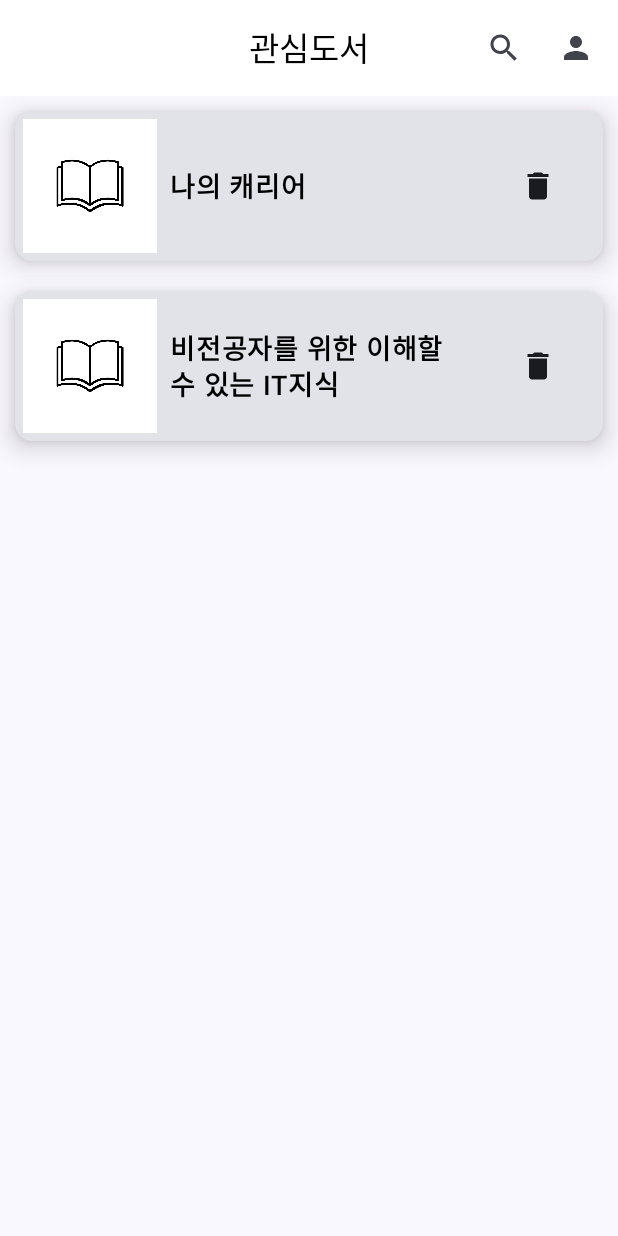
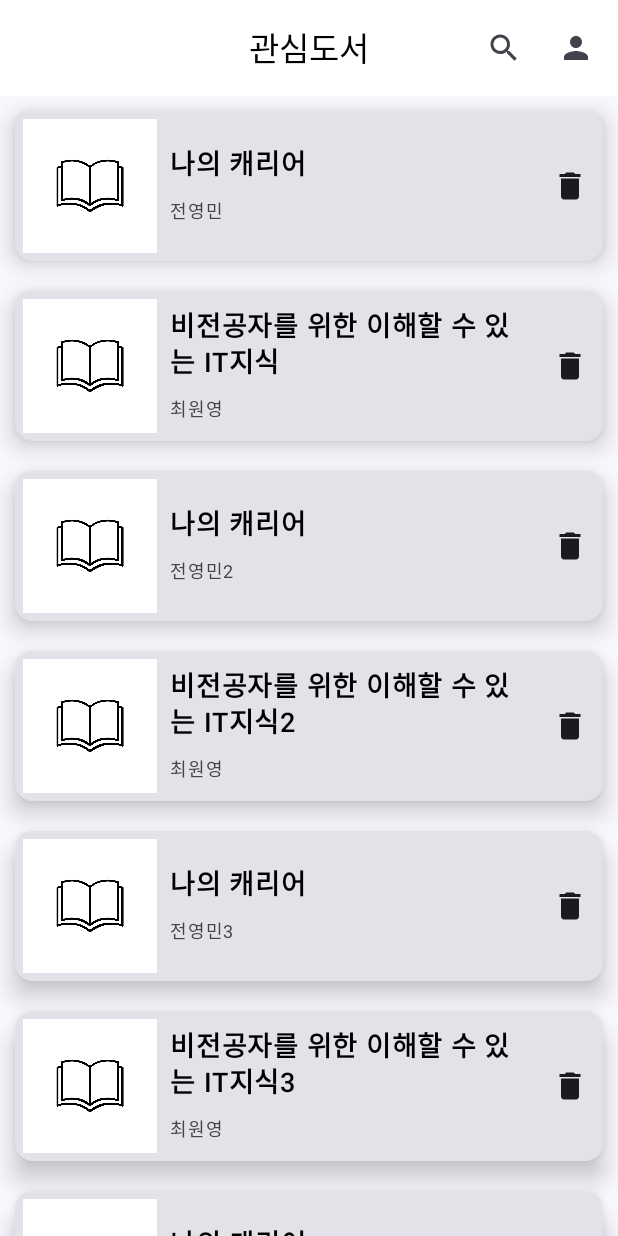
Before and after one commit to yonggun1996/AudioBookAos, an Android app built with Jetpack Compose: the screen it shows after launch (MainActivity), on a phone screen of 412 x 824 dp. Run offline under Robolectric (Android 15) with nearby library versions, the light colour scheme and no system bars.

Commit message:
LazyColumn 작가명 추가

```diff
--- a/app/src/main/java/com/example/audiobook/MainActivity.kt
+++ b/app/src/main/java/com/example/audiobook/MainActivity.kt
@@ -10,6 +10,7 @@
 import androidx.compose.foundation.Image
 import androidx.compose.foundation.background
 import androidx.compose.foundation.layout.Arrangement
+import androidx.compose.foundation.layout.Column
 import androidx.compose.foundation.layout.Row
 import androidx.compose.foundation.layout.fillMaxSize
 import androidx.compose.foundation.layout.fillMaxWidth
@@ -119,6 +120,17 @@
 
         contentList.add(MySubscribeModel("나의 캐리어", "전영민", "부크크"))
         contentList.add(MySubscribeModel("비전공자를 위한 이해할 수 있는 IT지식", "최원영", "티더블유아이지"))
+        contentList.add(MySubscribeModel("나의 캐리어", "전영민2", "부크크"))
+        contentList.add(MySubscribeModel("비전공자를 위한 이해할 수 있는 IT지식2", "최원영", "티더블유아이지"))
+        contentList.add(MySubscribeModel("나의 캐리어", "전영민3", "부크크"))
+        contentList.add(MySubscribeModel("비전공자를 위한 이해할 수 있는 IT지식3", "최원영", "티더블유아이지"))
+        contentList.add(MySubscribeModel("나의 캐리어", "전영민4", "부크크"))
+        contentList.add(MySubscribeModel("비전공자를 위한 이해할 수 있는 IT지식4", "최원영", "티더블유아이지"))
+        contentList.add(MySubscribeModel("나의 캐리어", "전영민5", "부크크"))
+        contentList.add(MySubscribeModel("비전공자를 위한 이해할 수 있는 IT지식5", "최원영", "티더블유아이지"))
+        contentList.add(MySubscribeModel("비전공자를 위한 이해할 수 있는 IT지식6", "최원영", "티더블유아이지"))
+        contentList.add(MySubscribeModel("나의 캐리어", "전영민6", "부크크"))
+        contentList.add(MySubscribeModel("비전공자를 위한 이해할 수 있는 IT지식7", "최원영", "티더블유아이지"))
 
         LazyColumn(
             modifier = Modifier
@@ -143,7 +155,10 @@
     Row() {
         val paddingModifier = Modifier.padding(10.dp)
 
-        Card(elevation = CardDefaults.cardElevation(defaultElevation = 10.dp), modifier = paddingModifier) {
+        Card(
+            elevation = CardDefaults.cardElevation(defaultElevation = 10.dp),
+            modifier = paddingModifier
+        ) {
             Row(
                 // 수평 폭 기기 크기에 맞게 세팅
                 modifier = Modifier.fillMaxWidth(),
@@ -159,24 +174,30 @@
                         .size(100.dp)
                         .padding(5.dp)
                 )
-                Row(
-                    modifier = Modifier.fillMaxWidth(),
-                    horizontalArrangement = Arrangement.SpaceBetween,
-                    verticalAlignment = Alignment.CenterVertically
-                ){
+                // 2024.02.17 작가명 추가
+                Column(
+                    modifier = Modifier.weight(8.5f)
+                ) {
                     Text(
                         text = model.bookTitle,
                         fontSize = 18.sp,
                         fontWeight = FontWeight.SemiBold,
                         color = Color.Black,
+                        modifier = Modifier
+                            .padding(3.dp)
+                    )
+                    Text(
+                        text = model.writerName,
+                        fontSize = 12.sp,
+                        color = Color.DarkGray,
                         modifier = Modifier.padding(3.dp)
-                            .weight(7f) // 텍스트 영역은 90%
                     )
+                }
                 IconButton(
                     // 해당 버튼 클릭 시 상태 변화 값 변경
                     // dialog을 띄우도록 설정
                     onClick = { openAlertDialog.value = !openAlertDialog.value },
-                        modifier = Modifier.weight(3f) // 10%
+                    modifier = Modifier.weight(1.5f) // 10%
                 ) {
                     Icon(imageVector = Icons.Filled.Delete, contentDescription = "구독 목록에서 삭제")
                 }
@@ -193,7 +214,6 @@
                             dialogTitle = "구독 취소 알림",
                             dialogText = "${model.bookTitle}구독을 취소하시겠습니까?",
                         )
-                        }
                     }
                 }
             }
```
Lines whose indentation alone changed are shown as unchanged.
